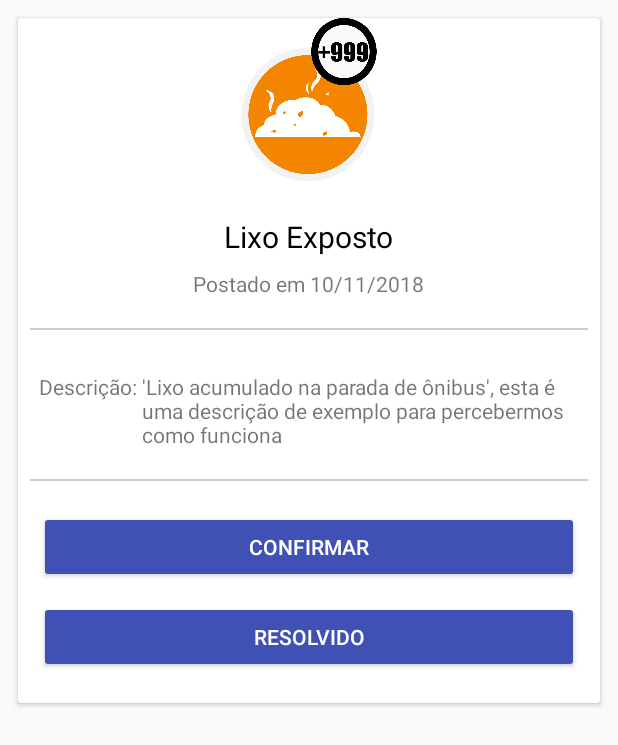
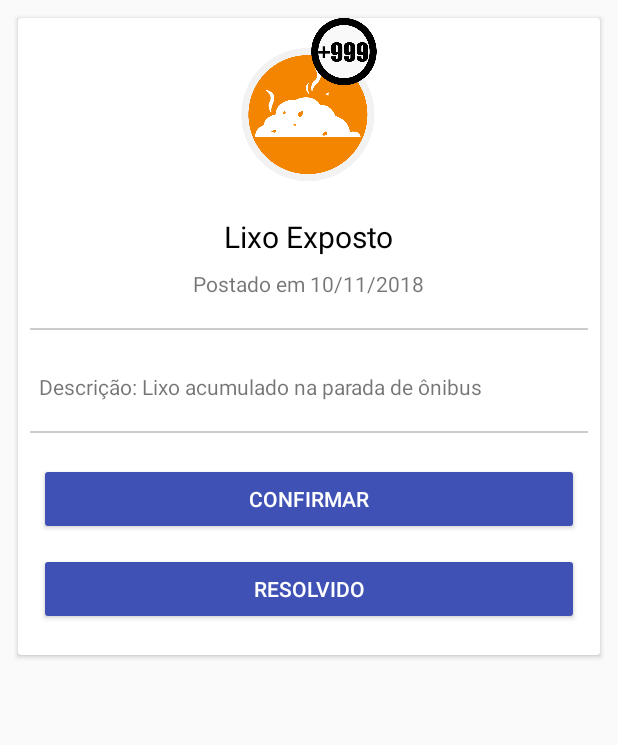
Before and after one commit to Reddstar/SunRec, an Android app: the layout alert_detail_dialog.xml on its own in the app's theme, with its tools: preview values and no code run, on a phone screen of 412 x 824 dp. Shown: the top 745 px of the screen. Run offline under Robolectric (Android 15) with nearby library versions, the phone set to English and light mode, and no system bars.

Commit message:
Finalizing prototype

```diff
--- a/app/src/main/java/sunrec/com/sunrec/view/MainActivity.java
+++ b/app/src/main/java/sunrec/com/sunrec/view/MainActivity.java
@@ -217,7 +217,7 @@ public class MainActivity extends FragmentActivity
         /*Setting right attributes to marker, need to get it from server*/
 
         TextView txtTitle = layout.findViewById(R.id.txtIconTitle);
-        txtTitle.setText(Icons.FLOODING.getDescription());
+        txtTitle.setText(Icons.TRASH.getDescription());
 
         TextView txtPostDate = layout.findViewById(R.id.txtPostDate);
         Date date = new Date();
--- a/app/src/main/res/layout/alert_detail_dialog.xml
+++ b/app/src/main/res/layout/alert_detail_dialog.xml
@@ -71,7 +71,7 @@
                 android:id="@+id/txtDescription"
                 android:layout_width="wrap_content"
                 android:layout_height="wrap_content"
-                android:text="'Lixo acumulado na parada de ônibus', esta é uma descrição de exemplo para percebermos como funciona"
+                android:text="Lixo acumulado na parada de ônibus"
                 android:layout_below="@id/view"
                 android:layout_toRightOf="@id/txtDesc"
                 android:layout_marginTop="8dp"
```
